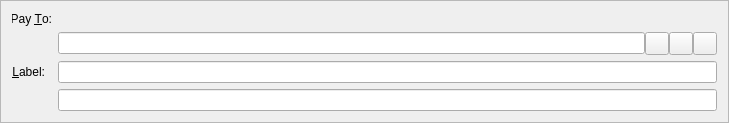
The window that src/qt/forms/sendcoinsentry.ui (magi-retro/2015-06-22_18-53_x11coin) describes before a commit, drawn with Qt 5.
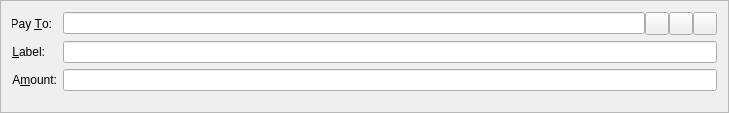
The same window after the commit. Icons and pictures are not drawn. Custom widgets are drawn as their Qt base class.

The edit to the form file:
```diff
--- a/src/qt/forms/sendcoinsentry.ui
+++ b/src/qt/forms/sendcoinsentry.ui
@@ -36,40 +36,7 @@
      </property>
     </widget>
    </item>
-   <item row="5" column="1">
-    <widget class="BitcoinAmountField" name="payAmount"/>
-   </item>
-   <item row="4" column="1">
-    <layout class="QHBoxLayout" name="horizontalLayout_2">
-     <property name="spacing">
-      <number>0</number>
-     </property>
-     <item>
-      <widget class="QValidatedLineEdit" name="addAsLabel">
-       <property name="enabled">
-        <bool>true</bool>
-       </property>
-       <property name="toolTip">
-        <string>Enter a label for this address to add it to your address book</string>
-       </property>
-      </widget>
-     </item>
-    </layout>
-   </item>
-   <item row="4" column="0">
-    <widget class="QLabel" name="label_4">
-     <property name="text">
-      <string>&amp;Label:</string>
-     </property>
-     <property name="alignment">
-      <set>Qt::AlignRight|Qt::AlignTrailing|Qt::AlignVCenter</set>
-     </property>
-     <property name="buddy">
-      <cstring>addAsLabel</cstring>
-     </property>
-    </widget>
-   </item>
-   <item row="3" column="1">
+   <item row="0" column="1">
     <layout class="QHBoxLayout" name="payToLayout">
      <property name="spacing">
       <number>0</number>
@@ -134,6 +101,52 @@
      </item>
     </layout>
    </item>
+   <item row="1" column="0">
+    <widget class="QLabel" name="label_4">
+     <property name="text">
+      <string>&amp;Label:</string>
+     </property>
+     <property name="alignment">
+      <set>Qt::AlignRight|Qt::AlignTrailing|Qt::AlignVCenter</set>
+     </property>
+     <property name="buddy">
+      <cstring>addAsLabel</cstring>
+     </property>
+    </widget>
+   </item>
+   <item row="1" column="1">
+    <layout class="QHBoxLayout" name="horizontalLayout_2">
+     <property name="spacing">
+      <number>0</number>
+     </property>
+     <item>
+      <widget class="QValidatedLineEdit" name="addAsLabel">
+       <property name="enabled">
+        <bool>true</bool>
+       </property>
+       <property name="toolTip">
+        <string>Enter a label for this address to add it to your address book</string>
+       </property>
+      </widget>
+     </item>
+    </layout>
+   </item>
+   <item row="2" column="0">
+    <widget class="QLabel" name="label">
+     <property name="text">
+      <string>A&amp;mount:</string>
+     </property>
+     <property name="alignment">
+      <set>Qt::AlignRight|Qt::AlignTrailing|Qt::AlignVCenter</set>
+     </property>
+     <property name="buddy">
+      <cstring>payAmount</cstring>
+     </property>
+    </widget>
+   </item>
+   <item row="2" column="1">
+    <widget class="BitcoinAmountField" name="payAmount"/>
+   </item>
   </layout>
  </widget>
  <customwidgets>
```
